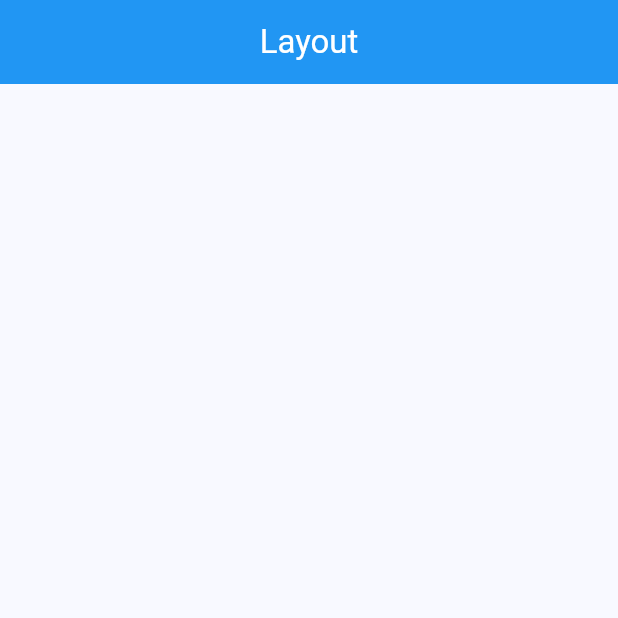
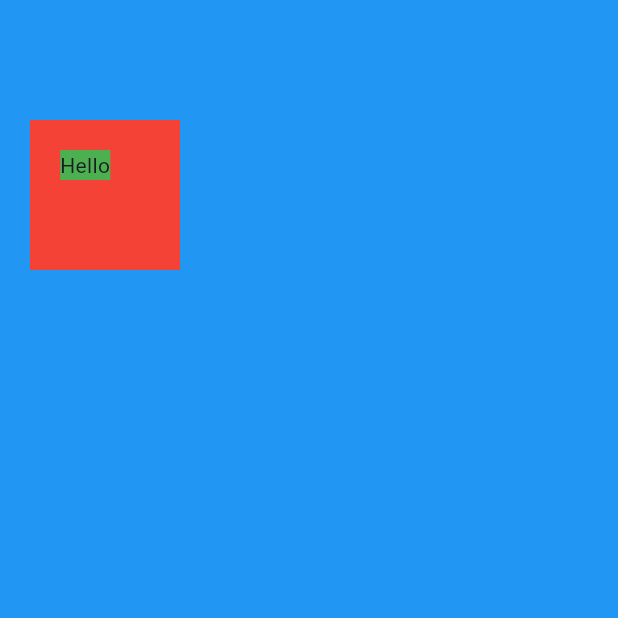
Before and after one commit to lklab/flutter-test, a Flutter app: the screen it shows after launch, on a phone screen of 412 x 824 dp, the top half of it. Run offline on Flutter 3.47's test engine with Material 3 defaults, Android fonts, the phone set to English and light mode, and no system bars; our stand-ins replace fluttertoast.

Commit message:
Container 위젯

```diff
--- a/layout/lib/main.dart
+++ b/layout/lib/main.dart
@@ -25,12 +25,25 @@ class MyPage extends StatelessWidget {
   @override
   Widget build(BuildContext context) {
     return Scaffold(
-      appBar: AppBar(
-        title: const Text('Layout'),
-        backgroundColor: Colors.blue,
-        foregroundColor: Colors.white,
-        centerTitle: true,
-      ),
+      backgroundColor: Colors.blue,
+      body: SafeArea(
+        child: Container(
+          color: Colors.red,
+          width: 100,
+          height: 100,
+          margin: const EdgeInsets.symmetric(
+            vertical: 80.0,
+            horizontal: 20.0,
+          ),
+          padding: const EdgeInsets.all(20.0),
+          child: const Text(
+            'Hello',
+            style: TextStyle(
+              backgroundColor: Colors.green,
+            )
+          ),
+        ),
+      )
     );
   }
 }
```
